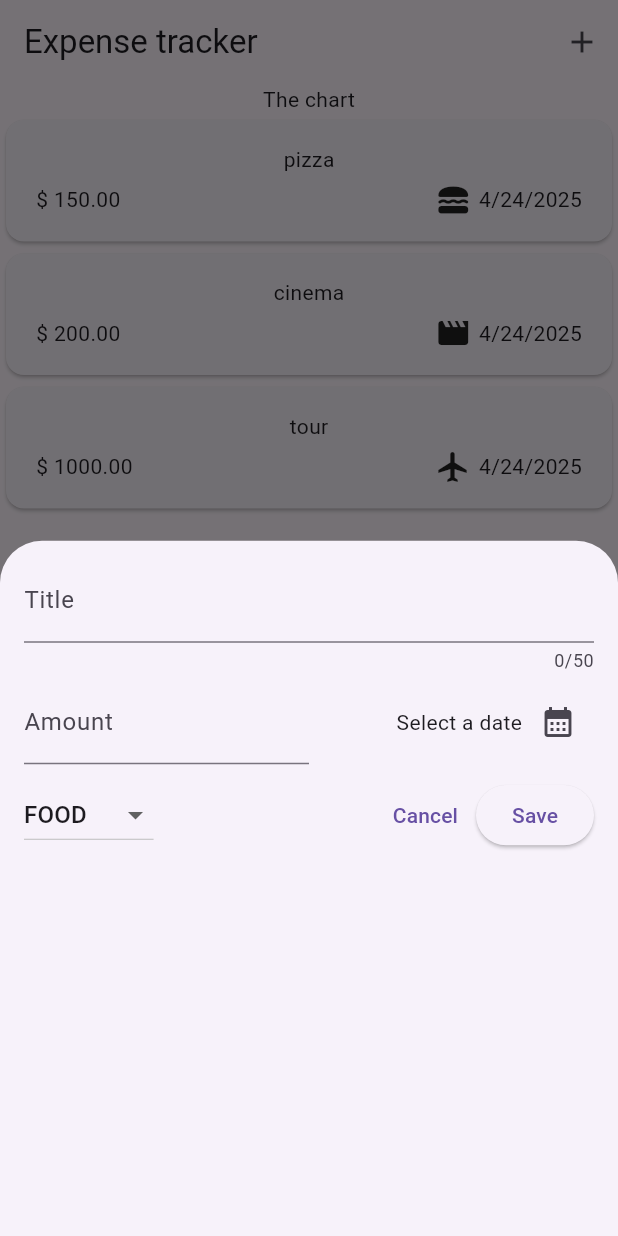
After one commit to ahmedmohsen302/expenses_tracker_app, a Flutter app: the screen it shows after launch, after a tap on the "add" icon, on a phone screen of 412 x 824 dp. The commit adds this screen. Run offline on Flutter 3.47's test engine with Material 3 defaults, Android fonts, the phone set to English and light mode, and no system bars.

Commit message:
created app bar with modal bottom sheet

```diff
--- a/lib/views/home_view.dart
+++ b/lib/views/home_view.dart
@@ -1,5 +1,6 @@
 import 'package:expenses_tracker_app/models/expenses_model.dart';
 import 'package:expenses_tracker_app/widgets/expenses_list/expenses_list.dart';
+import 'package:expenses_tracker_app/widgets/modal_sheet.dart';
 import 'package:flutter/material.dart';
 
 class HomeView extends StatefulWidget {
@@ -33,6 +34,19 @@ class _HomeViewState extends State<HomeView> {
       ),
     ];
     return Scaffold(
+      appBar: AppBar(
+        title: Text('Expense tracker'),
+        actions: [
+          IconButton(
+            onPressed:
+                () => showModalBottomSheet(
+                  context: context,
+                  builder: (context) => ModalSheet(),
+                ),
+            icon: Icon(Icons.add),
+          ),
+        ],
+      ),
       body: Column(
         children: [
           Text('The chart'),
--- /dev/null
+++ b/lib/widgets/modal_sheet.dart
@@ -0,0 +1,113 @@
+import 'package:expenses_tracker_app/models/expenses_model.dart';
+import 'package:flutter/material.dart';
+
+class ModalSheet extends StatefulWidget {
+  const ModalSheet({super.key});
+
+  @override
+  State<ModalSheet> createState() => _ModalSheetState();
+}
+
+class _ModalSheetState extends State<ModalSheet> {
+  final titleController = TextEditingController();
+  final amountController = TextEditingController();
+  DateTime? selectedDate;
+  Category selectedCategory = Category.food;
+  void showDate() async {
+    final now = DateTime.now();
+    final pickedDate = await showDatePicker(
+      context: context,
+      firstDate: DateTime(now.year - 1, now.month, now.day),
+      lastDate: now,
+    );
+    setState(() {
+      selectedDate = pickedDate;
+    });
+  }
+
+  @override
+  void dispose() {
+    titleController.dispose();
+    amountController.dispose();
+    super.dispose();
+  }
+
+  @override
+  Widget build(BuildContext context) {
+    return Padding(
+      padding: const EdgeInsets.symmetric(horizontal: 16.0, vertical: 12),
+      child: Column(
+        children: [
+          TextField(
+            controller: titleController,
+            maxLength: 50,
+            decoration: InputDecoration(label: Text('Title')),
+          ),
+          SizedBox(height: 5),
+          Row(
+            children: [
+              Expanded(
+                child: TextField(
+                  keyboardType: TextInputType.number,
+                  controller: amountController,
+                  decoration: InputDecoration(
+                    label: Text('Amount'),
+                    prefixText: '\$',
+                  ),
+                ),
+              ),
+              Expanded(
+                child: Row(
+                  mainAxisAlignment: MainAxisAlignment.end,
+                  crossAxisAlignment: CrossAxisAlignment.center,
+                  children: [
+                    Text(
+                      selectedDate == null
+                          ? 'Select a date'
+                          : formmater.format(selectedDate!),
+                    ),
+                    IconButton(
+                      onPressed: showDate,
+                      icon: Icon(Icons.calendar_month),
+                    ),
+                  ],
+                ),
+              ),
+            ],
+          ),
+          SizedBox(height: 10),
+          Row(
+            children: [
+              DropdownButton(
+                value: selectedCategory,
+                items:
+                    Category.values.map((category) {
+                      return DropdownMenuItem(
+                        value: category,
+                        child: Text(category.name.toUpperCase()),
+                      );
+                    }).toList(),
+                onChanged: (value) {
+                  if (selectedCategory == null) {
+                    return;
+                  }
+                  setState(() {
+                    selectedCategory = value!;
+                  });
+                },
+              ),
+              Spacer(),
+              TextButton(
+                onPressed: () {
+                  Navigator.pop(context);
+                },
+                child: Text('Cancel'),
+              ),
+              ElevatedButton(onPressed: () {}, child: Text('Save')),
+            ],
+          ),
+        ],
+      ),
+    );
+  }
+}
```
